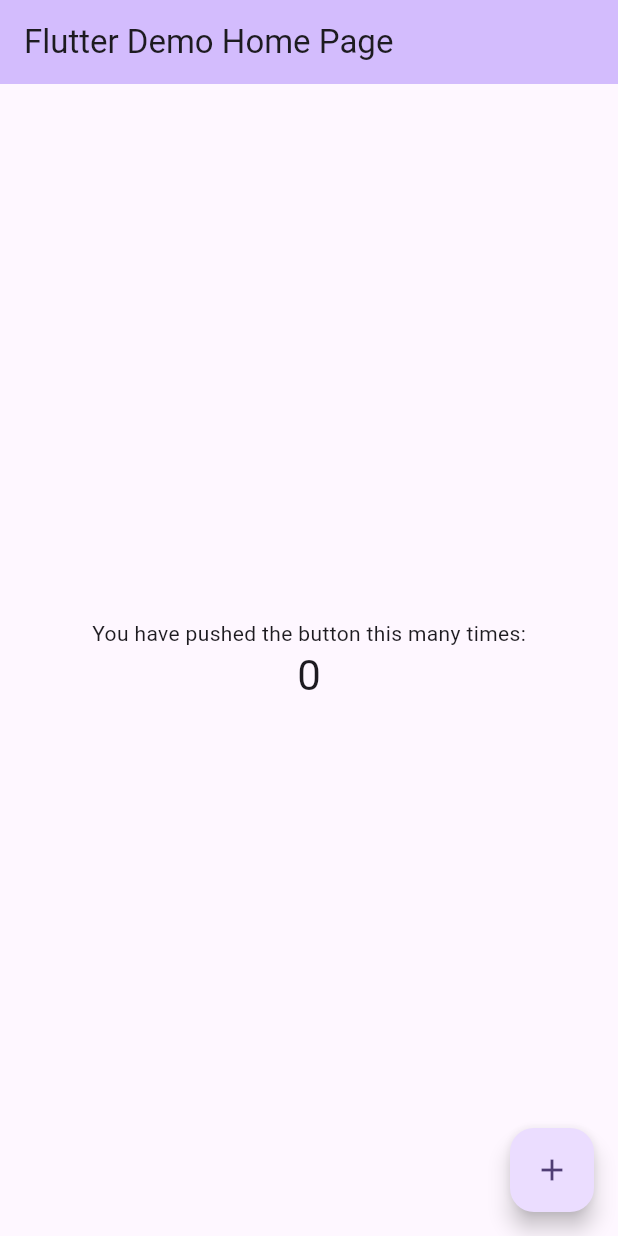
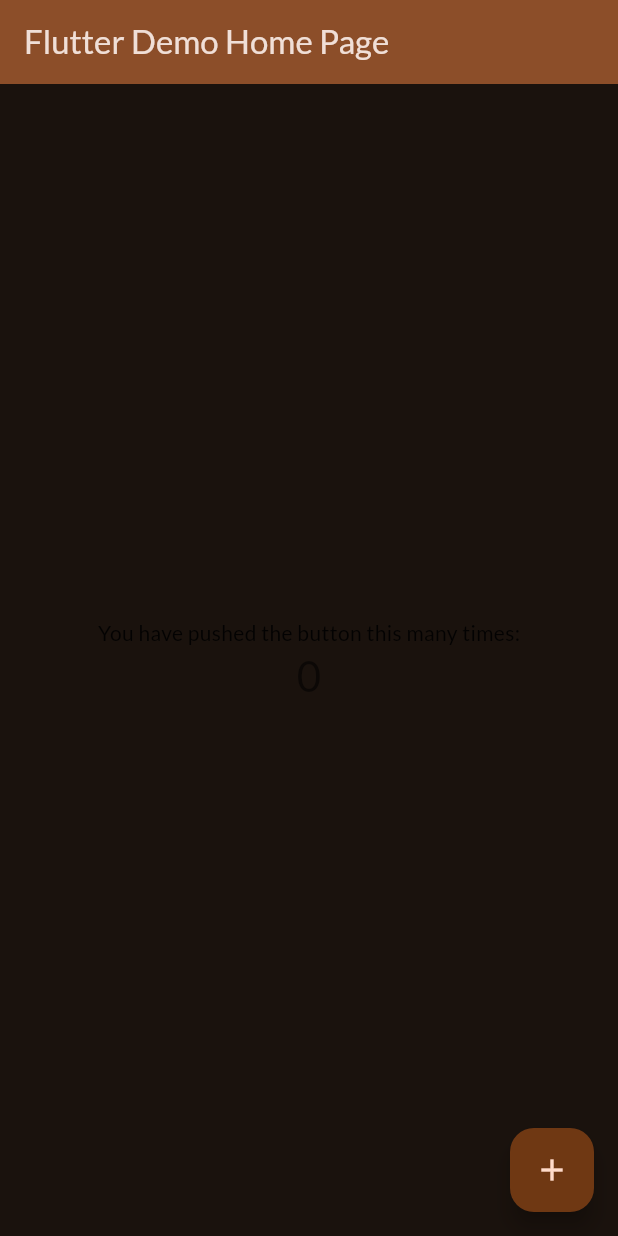
Before and after one commit to alisalali/flutter-meal_app, a Flutter app: the screen it shows after launch, on a phone screen of 412 x 824 dp. Run offline on Flutter 3.47's test engine with Material 2 defaults, Android fonts, the phone set to English and light mode, and no system bars; our stand-ins replace google_fonts.

Commit message:
init theme property and install google fonts

```diff
--- a/lib/main.dart
+++ b/lib/main.dart
@@ -1,4 +1,16 @@
 import 'package:flutter/material.dart';
+import 'package:google_fonts/google_fonts.dart';
+
+// Define theme property
+final theme = ThemeData(
+  useMaterial3: true,
+  colorScheme: ColorScheme.fromSeed(
+    // this property to copy theme then change required property
+    brightness: Brightness.dark,
+    seedColor: const Color.fromARGB(255, 131, 57, 0),
+  ),
+  textTheme: GoogleFonts.latoTextTheme(),
+);
 
 void main() {
   runApp(const MyApp());
@@ -12,25 +24,7 @@ class MyApp extends StatelessWidget {
   Widget build(BuildContext context) {
     return MaterialApp(
       title: 'Flutter Demo',
-      theme: ThemeData(
-        // This is the theme of your application.
-        //
-        // TRY THIS: Try running your application with "flutter run". You'll see
-        // the application has a blue toolbar. Then, without quitting the app,
-        // try changing the seedColor in the colorScheme below to Colors.green
-        // and then invoke "hot reload" (save your changes or press the "hot
-        // reload" button in a Flutter-supported IDE, or press "r" if you used
-        // the command line to start the app).
-        //
-        // Notice that the counter didn't reset back to zero; the application
-        // state is not lost during the reload. To reset the state, use hot
-        // restart instead.
-        //
-        // This works for code too, not just values: Most code changes can be
-        // tested with just a hot reload.
-        colorScheme: ColorScheme.fromSeed(seedColor: Colors.deepPurple),
-        useMaterial3: true,
-      ),
+      theme: theme,
       home: const MyHomePage(title: 'Flutter Demo Home Page'),
     );
   }
--- a/pubspec.yaml
+++ b/pubspec.yaml
@@ -35,6 +35,7 @@ dependencies:
   # The following adds the Cupertino Icons font to your application.
   # Use with the CupertinoIcons class for iOS style icons.
   cupertino_icons: ^1.0.2
+  google_fonts: ^6.1.0
 
 dev_dependencies:
   flutter_test:
```
Also changed, not shown: pubspec.lock, 11 other files.
